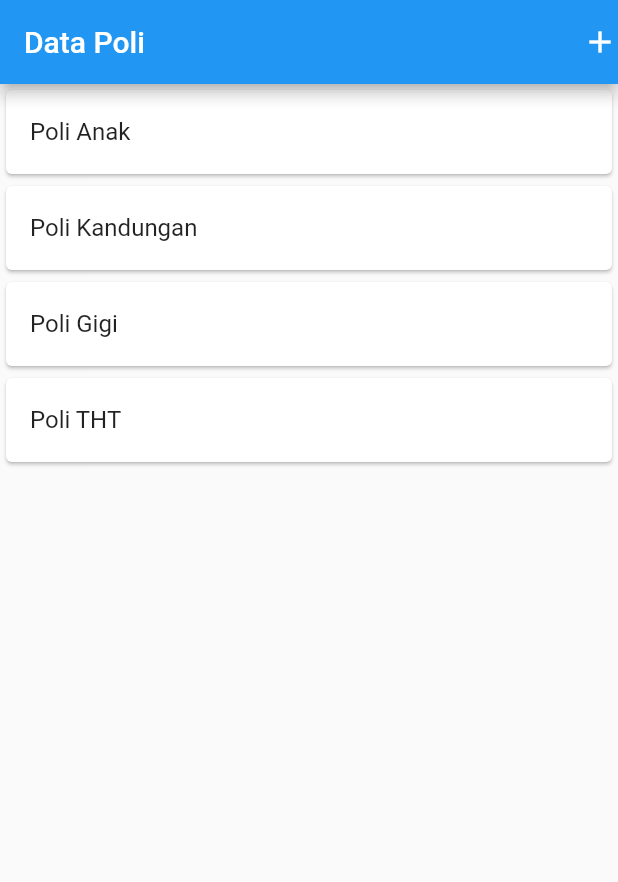
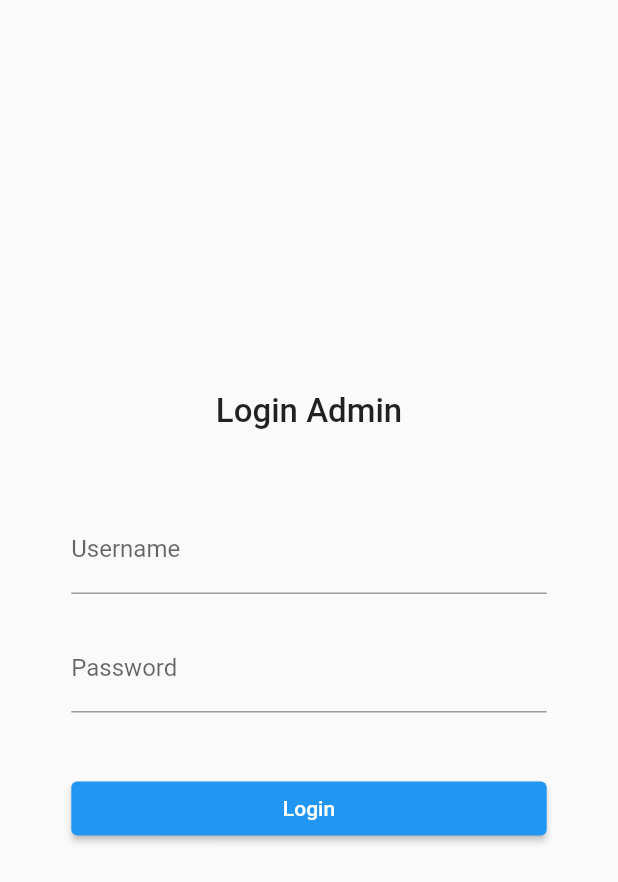
Before and after one commit to NgrhAp/Mobile-Programming-with-flutter-BSI, a Flutter app: the screen it shows after launch, on a phone screen of 412 x 824 dp. Shown: the top 882 px of the screen. Run offline on Flutter 3.47's test engine with Material 2 defaults, Android fonts, the phone set to English and light mode, and no system bars; our stand-ins replace dio, shared_preferences.

```diff
--- /dev/null
+++ b/lib/helpers/login_service.dart
@@ -0,0 +1,14 @@
+import '../helpers/user_info.dart';
+
+class LoginService {
+  Future<bool> login(String username, String password) async {
+    bool isLogin = false;
+    if (username == 'admin' && password == 'admin') {
+      await UserInfo().setToken("admin");
+      await UserInfo().setUserID("1");
+      await UserInfo().setUsername("admin");
+      isLogin = true;
+    }
+    return isLogin;
+  }
+}
--- a/lib/main.dart
+++ b/lib/main.dart
@@ -1,19 +1,15 @@
 import 'package:flutter/material.dart';
-import 'ui/poli_page.dart';
+import '/helpers/user_info.dart';
+import '/ui/beranda.dart';
+import '/ui/login.dart';
 
-void main() {
-  runApp(const MyApp());
+Future<void> main() async {
+  WidgetsFlutterBinding.ensureInitialized();
+  var token = await UserInfo().getToken();
+  print(token);
+  runApp(MaterialApp(
+    title: "Klinik APP",
+    debugShowCheckedModeBanner: false,
+    home: token == null ? const Login() : const Beranda(),
+  ));
 }
-
-class MyApp extends StatelessWidget {
-  const MyApp({super.key});
-
-  @override
-  Widget build(BuildContext context) {
-    return const MaterialApp(
-      title: 'Klinik APP',
-      debugShowCheckedModeBanner: false,
-      home: PoliPage(),
-    );
-  }
-}
--- a/lib/model/poli.dart
+++ b/lib/model/poli.dart
@@ -3,4 +3,9 @@ class Poli {
   String namaPoli;
 
   Poli({this.id, required this.namaPoli});
+
+  factory Poli.fromJson(Map<String, dynamic> json) =>
+      Poli(id: json["id"], namaPoli: json["nama_poli"]);
+
+  Map<String, dynamic> toJson() => {"nama_poli": namaPoli};
 }
--- /dev/null
+++ b/lib/service/login_service.dart
@@ -0,0 +1,14 @@
+import '../helpers/user_info.dart';
+
+class LoginService {
+  Future<bool> login(String username, String password) async {
+    bool isLogin = false;
+    if (username == 'admin' && password == 'admin') {
+      await UserInfo().setToken("admin");
+      await UserInfo().setUserID("1");
+      await UserInfo().setUsername("admin");
+      isLogin = true;
+    }
+    return isLogin;
+  }
+}
--- /dev/null
+++ b/lib/ui/login.dart
@@ -0,0 +1,98 @@
+import 'package:flutter/material.dart';
+import 'package:tugas/service/login_service.dart';
+import 'package:tugas/ui/beranda.dart';
+
+class Login extends StatefulWidget {
+  const Login({Key? key}) : super(key: key);
+  _LoginState createState() => _LoginState();
+}
+
+class _LoginState extends State<Login> {
+  final _formKey = GlobalKey<FormState>();
+  final _usernameCtrl = TextEditingController();
+  final _passwordCtrl = TextEditingController();
+
+  @override
+  Widget build(BuildContext context) {
+    return Scaffold(
+      body: SingleChildScrollView(
+        child: SafeArea(
+            child: SizedBox(
+          height: MediaQuery.of(context).size.height,
+          child: Column(
+            mainAxisAlignment: MainAxisAlignment.center,
+            children: [
+              const Text("Login Admin",
+                  style: TextStyle(fontSize: 22, fontWeight: FontWeight.w500)),
+              const SizedBox(height: 50),
+              Center(
+                child: Form(
+                    key: _formKey,
+                    child: SizedBox(
+                      width: MediaQuery.of(context).size.width / 1.3,
+                      child: Column(
+                        children: [
+                          _usernameTextField(),
+                          const SizedBox(height: 20),
+                          _passwordTextField(),
+                          const SizedBox(height: 40),
+                          _tombolLogin()
+                        ],
+                      ),
+                    )),
+              )
+            ],
+          ),
+        )),
+      ),
+    );
+  }
+
+  Widget _usernameTextField() {
+    return TextFormField(
+      decoration: const InputDecoration(labelText: "Username"),
+      controller: _usernameCtrl,
+    );
+  }
+
+  Widget _passwordTextField() {
+    return TextFormField(
+      decoration: const InputDecoration(labelText: "Password"),
+      obscureText: true,
+      controller: _passwordCtrl,
+    );
+  }
+
+  Widget _tombolLogin() {
+    return SizedBox(
+        width: MediaQuery.of(context).size.width,
+        child: ElevatedButton(
+            child: const Text("Login"),
+            onPressed: () async {
+              String username = _usernameCtrl.text;
+              String password = _passwordCtrl.text;
+              await LoginService().login(username, password).then((value) {
+                if (value == true) {
+                  Navigator.pushReplacement(context,
+                      MaterialPageRoute(builder: (context) => const Beranda()));
+                } else {
+                  AlertDialog alertDialog = AlertDialog(
+                    content: const Text("Username atau Password Tidak Valid"),
+                    actions: [
+                      ElevatedButton(
+                        onPressed: () {
+                          Navigator.pop(context);
+                        },
+                        style: ElevatedButton.styleFrom(
+                            backgroundColor: Colors.green),
+                        child: const Text("OK"),
+                      )
+                    ],
+                  );
+                  showDialog(
+                      context: context, builder: (context) => alertDialog);
+                }
+              });
+            }));
+  }
+}
--- a/lib/ui/poli_page.dart
+++ b/lib/ui/poli_page.dart
@@ -1,20 +1,27 @@
 import 'package:flutter/material.dart';
-import 'package:tugas/ui/poli_form.dart';
 import '../model/poli.dart';
+import '../service/poli_service.dart';
 import 'poli_detail.dart';
+import 'poli_form.dart';
 import 'poli_item.dart';
+import '../widget/sidebar.dart';
 
 class PoliPage extends StatefulWidget {
-  const PoliPage({super.key});
-
+  const PoliPage({Key? key}) : super(key: key);
   @override
-  State<PoliPage> createState() => _PoliPageState();
+  _PoliPageState createState() => _PoliPageState();
 }
 
 class _PoliPageState extends State<PoliPage> {
+  Stream<List<Poli>> getList() async* {
+    List<Poli> data = await PoliService().listData();
+    yield data;
+  }
+
   @override
   Widget build(BuildContext context) {
     return Scaffold(
+      drawer: const Sidebar(),
       appBar: AppBar(
         title: const Text("Data Poli"),
         actions: [
@@ -27,38 +34,29 @@ class _PoliPageState extends State<PoliPage> {
           )
         ],
       ),
-      body: ListView(
-        children: [
-          GestureDetector(
-            child: const Card(
-              child: ListTile(
-                title: Text("Poli Anak"),
-              ),
-            ),
-            onTap: () {
-              Poli poliAnak = Poli(namaPoli: 'Poli Anak');
-              Navigator.push(
-                  context,
-                  MaterialPageRoute(
-                      builder: (context) => PoliDetail(poli: poliAnak)));
+      body: StreamBuilder(
+        stream: getList(),
+        builder: (context, AsyncSnapshot snapshot) {
+          if (snapshot.hasError) {
+            return Text(snapshot.error.toString());
+          }
+          if (snapshot.connectionState != ConnectionState.done) {
+            return const Center(
+              child: CircularProgressIndicator(),
+            );
+          }
+          if (!snapshot.hasData &&
+              snapshot.connectionState == ConnectionState.done) {
+            return const Text('Data Kosong');
+          }
+
+          return ListView.builder(
+            itemCount: snapshot.data.length,
+            itemBuilder: (context, index) {
+              return PoliItem(poli: snapshot.data[index]);
             },
-          ),
-          const Card(
-            child: ListTile(
-              title: Text("Poli Kandungan"),
-            ),
-          ),
-          const Card(
-            child: ListTile(
-              title: Text("Poli Gigi"),
-            ),
-          ),
-          const Card(
-            child: ListTile(
-              title: Text("Poli THT"),
-            ),
-          ),
-        ],
+          );
+        },
       ),
     );
   }
--- a/pubspec.yaml
+++ b/pubspec.yaml
@@ -35,6 +35,8 @@ dependencies:
   # The following adds the Cupertino Icons font to your application.
   # Use with the CupertinoIcons class for iOS style icons.
   cupertino_icons: ^1.0.2
+  dio: ^4.0.6
+  shared_preferences: ^2.0.15
 
 dev_dependencies:
   flutter_test:
```
Also changed, not shown: lib/helpers/api_client.dart (added, +44 -0 lines), lib/helpers/user_info.dart (added, +42 -0 lines), lib/service/poli_service.dart (added, +38 -0 lines), lib/ui/beranda.dart (added, +19 -0 lines), lib/ui/poli_detail.dart (+83 -18 lines), lib/ui/poli_form.dart (+30 -8 lines), lib/ui/poli_update_form.dart (added, +75 -0 lines), lib/widget/sidebar.dart (added, +64 -0 lines), pubspec.lock, 1 other file.
